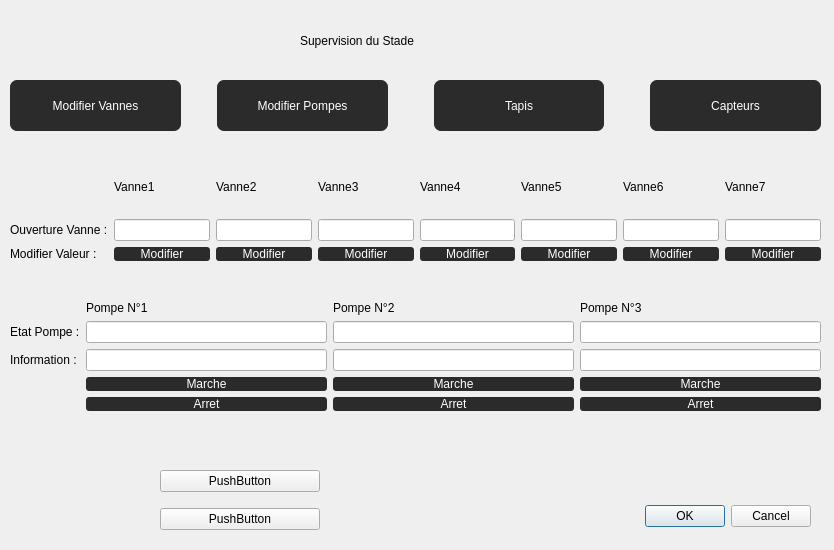
Qt form supervision.ui (CalmettesT/Projet-BTS) before a commit.
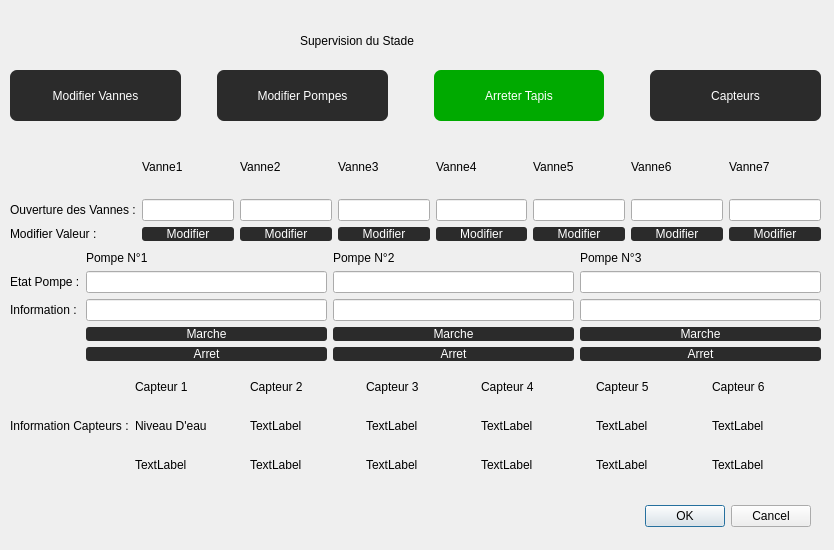
The same form after that commit.

Commit message: toggle du bouton

```diff
--- a/supervision.ui
+++ b/supervision.ui
@@ -33,7 +33,7 @@
    <property name="geometry">
     <rect>
      <x>10</x>
-     <y>300</y>
+     <y>250</y>
      <width>811</width>
      <height>111</height>
     </rect>
@@ -189,7 +189,7 @@
    <property name="geometry">
     <rect>
      <x>10</x>
-     <y>160</y>
+     <y>140</y>
      <width>811</width>
      <height>101</height>
     </rect>
@@ -311,7 +311,7 @@
     <item row="1" column="0">
      <widget class="QLabel" name="labelvanne">
       <property name="text">
-       <string>Ouverture Vanne :</string>
+       <string>Ouverture des Vannes :</string>
       </property>
      </widget>
     </item>
@@ -406,7 +406,7 @@
    <property name="geometry">
     <rect>
      <x>10</x>
-     <y>80</y>
+     <y>70</y>
      <width>811</width>
      <height>51</height>
     </rect>
@@ -488,13 +488,13 @@
       </property>
       <property name="styleSheet">
        <string notr="true">border: none;
-background-color: rgb(43, 43, 43);
+background-color: rgb(0, 170, 0);
 color: rgb(255, 255, 255);
 border-radius: 7px;
 font: 75 10pt &quot;Arial&quot;;</string>
       </property>
       <property name="text">
-       <string>Tapis</string>
+       <string>Arreter Tapis</string>
       </property>
      </widget>
     </item>
@@ -536,24 +536,143 @@
   <widget class="QWidget" name="gridLayoutWidget_3">
    <property name="geometry">
     <rect>
-     <x>160</x>
-     <y>460</y>
-     <width>160</width>
-     <height>80</height>
+     <x>10</x>
+     <y>370</y>
+     <width>811</width>
+     <height>111</height>
     </rect>
    </property>
-   <layout class="QGridLayout" name="gridLayout">
+   <layout class="QGridLayout" name="gridCapteur">
+    <item row="0" column="5">
+     <widget class="QLabel" name="labelCapteur5">
+      <property name="text">
+       <string>Capteur 5</string>
+      </property>
+     </widget>
+    </item>
+    <item row="0" column="2">
+     <widget class="QLabel" name="labelCapteur2">
+      <property name="text">
+       <string>Capteur 2</string>
+      </property>
+     </widget>
+    </item>
+    <item row="0" column="4">
+     <widget class="QLabel" name="labelCapteur4">
+      <property name="text">
+       <string>Capteur 4</string>
+      </property>
+     </widget>
+    </item>
+    <item row="0" column="6">
+     <widget class="QLabel" name="labelCapteur6">
+      <property name="text">
+       <string>Capteur 6</string>
+      </property>
+     </widget>
+    </item>
     <item row="1" column="0">
-     <widget class="QPushButton" name="pushButton_2">
+     <widget class="QLabel" name="labelInfoCapteur">
       <property name="text">
-       <string>PushButton</string>
+       <string>Information Capteurs :</string>
       </property>
      </widget>
     </item>
-    <item row="0" column="0">
-     <widget class="QPushButton" name="pushButton">
+    <item row="0" column="3">
+     <widget class="QLabel" name="labelCapteur3">
       <property name="text">
-       <string>PushButton</string>
+       <string>Capteur 3</string>
+      </property>
+     </widget>
+    </item>
+    <item row="0" column="1">
+     <widget class="QLabel" name="labelCapteur1">
+      <property name="text">
+       <string>Capteur 1</string>
+      </property>
+     </widget>
+    </item>
+    <item row="1" column="2">
+     <widget class="QLabel" name="label_2">
+      <property name="text">
+       <string>TextLabel</string>
+      </property>
+     </widget>
+    </item>
+    <item row="2" column="4">
+     <widget class="QLabel" name="label_10">
+      <property name="text">
+       <string>TextLabel</string>
+      </property>
+     </widget>
+    </item>
+    <item row="2" column="5">
+     <widget class="QLabel" name="label_11">
+      <property name="text">
+       <string>TextLabel</string>
+      </property>
+     </widget>
+    </item>
+    <item row="2" column="1">
+     <widget class="QLabel" name="label_7">
+      <property name="text">
+       <string>TextLabel</string>
+      </property>
+     </widget>
+    </item>
+    <item row="1" column="1">
+     <widget class="QLabel" name="label">
+      <property name="text">
+       <string>Niveau D'eau</string>
+      </property>
+     </widget>
+    </item>
+    <item row="1" column="5">
+     <widget class="QLabel" name="label_5">
+      <property name="text">
+       <string>TextLabel</string>
+      </property>
+     </widget>
+    </item>
+    <item row="2" column="6">
+     <widget class="QLabel" name="label_12">
+      <property name="text">
+       <string>TextLabel</string>
+      </property>
+     </widget>
+    </item>
+    <item row="2" column="3">
+     <widget class="QLabel" name="label_9">
+      <property name="text">
+       <string>TextLabel</string>
+      </property>
+     </widget>
+    </item>
+    <item row="1" column="3">
+     <widget class="QLabel" name="label_3">
+      <property name="text">
+       <string>TextLabel</string>
+      </property>
+     </widget>
+    </item>
+    <item row="1" column="6">
+     <widget class="QLabel" name="label_6">
+      <property name="text">
+       <string>TextLabel</string>
+      </property>
+     </widget>
+    </item>
+    <item row="2" column="2">
+     <widget class="QLabel" name="label_8">
+      <property name="text">
+       <string>TextLabel</string>
+      </property>
+     </widget>
+    </item>
+    <item row="1" column="4">
+     <widget class="QLabel" name="label_4">
+      <property name="text">
+       <string>TextLabel</string>
       </property>
      </widget>
     </item>
```
Left out of the diff: 30 changed lines with no effect on the pictures. The commit also changes 3 other files.
